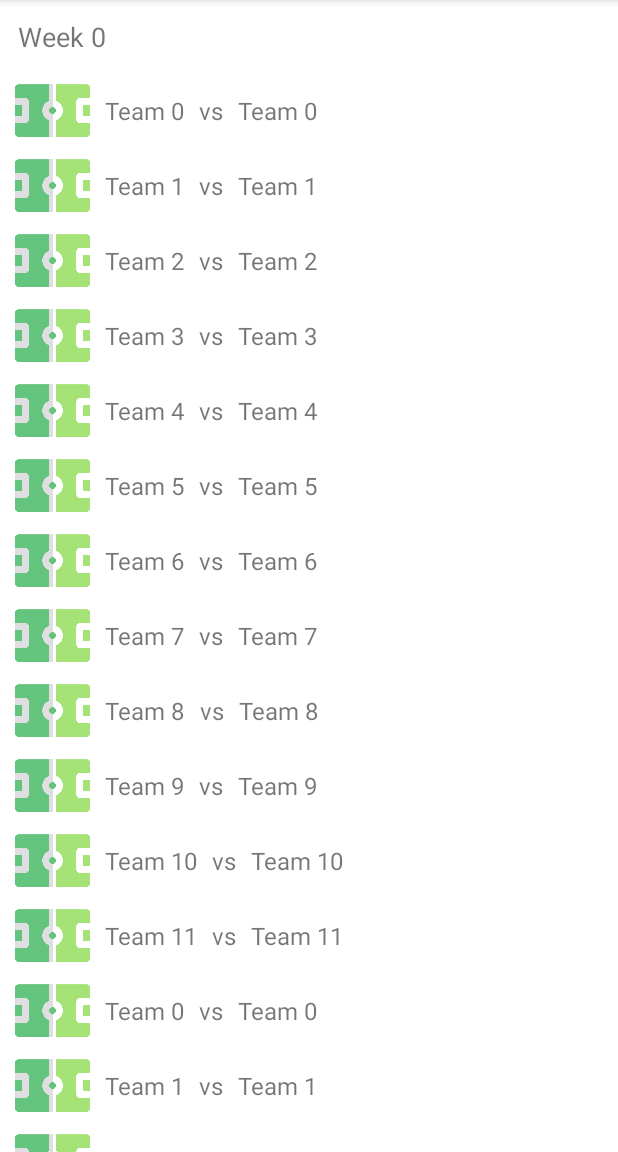
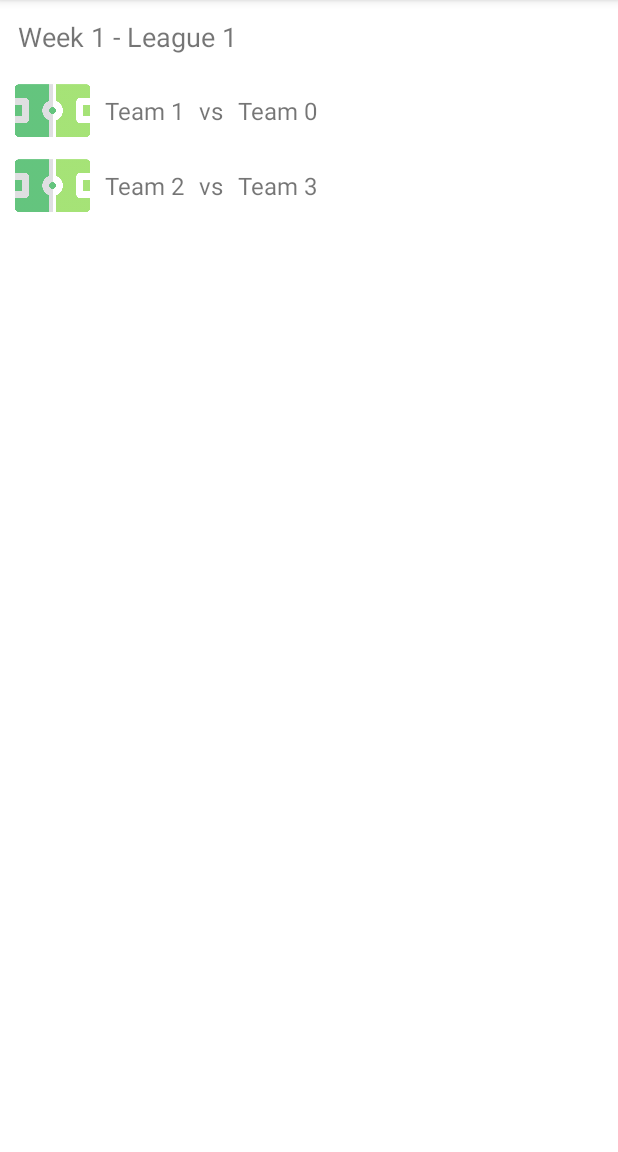
Before and after one commit to canyetismis/202105-HuaweiCaseStudy, an Android app: the FixtureActivity screen opened directly, with no data from a screen before it, on a phone screen of 412 x 824 dp, the part 84-1236 px from its top. Run offline under Robolectric (Android 15) with nearby library versions, the phone set to English and light mode, and no system bars.

Commit message:
Added the fixture making algorithm

```diff
--- a/app/src/main/java/com/canyetismis/football_app/repository/TeamRepository.java
+++ b/app/src/main/java/com/canyetismis/football_app/repository/TeamRepository.java
@@ -10,24 +10,24 @@ import java.util.List;
 public class TeamRepository {
 
     private static TeamRepository instance;
-    private final ArrayList<Team> dataSet = new ArrayList<>();
+    private static final ArrayList<Team> dataSet = new ArrayList<>();
 
     public static TeamRepository getInstance(){
         if(instance == null){
             instance = new TeamRepository();
+            setTeams();
         }
         return instance;
     }
 
     public MutableLiveData<List<Team>> getTeams(){
-        setTeams();
         MutableLiveData<List<Team>> data = new MutableLiveData<>();
         data.setValue(dataSet);
         return data;
     }
 
-    private void setTeams(){
-        for(int i=0; i<12; i++){
+    private static void setTeams(){
+        for(int i=0; i<4; i++){
             dataSet.add(new Team("Team "+ i));
         }
     }
--- a/app/src/main/java/com/canyetismis/football_app/view/FixtureActivity.java
+++ b/app/src/main/java/com/canyetismis/football_app/view/FixtureActivity.java
@@ -42,25 +42,83 @@ public class FixtureActivity extends AppCompatActivity {
 
     private void initViewPager(){
         pages = findViewById(R.id.fixture_pages);
-        pageAdapter = new ViewPagerAdapterFixture(makeFixture());
+        pageAdapter = new ViewPagerAdapterFixture(generateFixture(teamList));
         pages.setAdapter(pageAdapter);
     }
 
+    /*
     private List<FixtureWeek> makeFixture(){
         List<FixtureWeek> fixtureWeeks = new ArrayList<>();
         for (int i=0; i<3; i++){
-            fixtureWeeks.add(new FixtureWeek(generateMatches(), "Week " + i));
+            fixtureWeeks.add(new FixtureWeek(gMatches(), "Week " + i));
             Log.d(TAG, fixtureWeeks.get(i).getWeekTitle());
         }
         return fixtureWeeks;
     }
 
-    private List<Match> generateMatches(){
+    private List<Match> gMatches(){
         List<Match> matches = new ArrayList<>();
         for(int i=0; i < teamList.size(); i++ ){
             matches.add(new Match(teamList.get(i).getTeamName(), teamList.get(i).getTeamName()));
         }
         return matches;
     }
+    */
 
+    private List<FixtureWeek> generateFixture(List<Team> teams){
+        List<Team> team_list = new ArrayList<>(teams);
+        List<FixtureWeek> fixtures = new ArrayList<>();
+
+        if (team_list.size() % 2 != 0) {
+            team_list.add(new Team("Bye")); // If odd number of teams add a dummy Team
+        }
+
+        int numWeeks = (team_list.size()-1); // Weeks needed to complete a single Half League
+        int halfSize = team_list.size() / 2;
+
+        List<Team> rotating_teams = new ArrayList<>(team_list);
+        rotating_teams.remove(0);
+
+        int size = rotating_teams.size();
+
+        for(int i = 0; i<team_list.size();i++){
+            Log.d(TAG, team_list.get(i).getTeamName());
+        }
+
+        for(int week = 0; week<numWeeks; week++){
+            List<Match> matches = new ArrayList<>();
+
+            int team_idx = week % size;
+
+            matches.add(new Match(
+                    rotating_teams.get(team_idx).getTeamName(),
+                    team_list.get(0).getTeamName()
+            ));
+            for (int i = 1; i<halfSize; i++){
+                int firstTeam = (week + i) % size;
+                int secondTeam = (week + size - i) % size;
+                matches.add( new Match(
+                        rotating_teams.get(firstTeam).getTeamName(),
+                        rotating_teams.get(secondTeam).getTeamName())
+                );
+            }
+
+            fixtures.add(new FixtureWeek(matches, "Week " + (week+1) + " - League 1"));
+        }
+        fixtures.addAll(invert(fixtures,numWeeks));
+        return fixtures;
+    }
+
+    private List<FixtureWeek> invert(List<FixtureWeek> league1, int numWeeks){
+        List<FixtureWeek> league2 = new ArrayList<>();
+        for(int week=0; week<numWeeks; week++){
+            List<Match> temp = new ArrayList<>(league1.get(week).getList());
+            List<Match> matches = new ArrayList<>();
+            for (int i=0;i< temp.size(); i++){
+                matches.add(new Match(temp.get(i).getTeam2Name(),temp.get(i).getTeam1Name()));
+            }
+            league2.add(new FixtureWeek(matches, "Week " + (week+1) + " - League 2"));
+        }
+        return league2;
+    }
 }
--- a/app/src/main/java/com/canyetismis/football_app/view/HomeActivity.java
+++ b/app/src/main/java/com/canyetismis/football_app/view/HomeActivity.java
@@ -38,6 +38,7 @@ public class HomeActivity extends AppCompatActivity {
 
     public void onFixtureButtonClicked(View v){
         Intent intent = new Intent(HomeActivity.this, FixtureActivity.class);
+        //intent.putExtra("ViewModel", mTeamViewModel);
         startActivity(intent);
     }
 
--- a/app/src/main/java/com/canyetismis/football_app/view/RecyclerViewAdapterHome.java
+++ b/app/src/main/java/com/canyetismis/football_app/view/RecyclerViewAdapterHome.java
@@ -46,12 +46,10 @@ public class RecyclerViewAdapterHome extends RecyclerView.Adapter<RecyclerViewAd
 
     public static class ViewHolder extends RecyclerView.ViewHolder{
         TextView teamName;
-        RelativeLayout parentLayout;
 
         public ViewHolder(@NonNull View itemView) {
             super(itemView);
             teamName = itemView.findViewById(R.id.team_name);
-            parentLayout = itemView.findViewById(R.id.parent_layout);
         }
     }
 }
```
